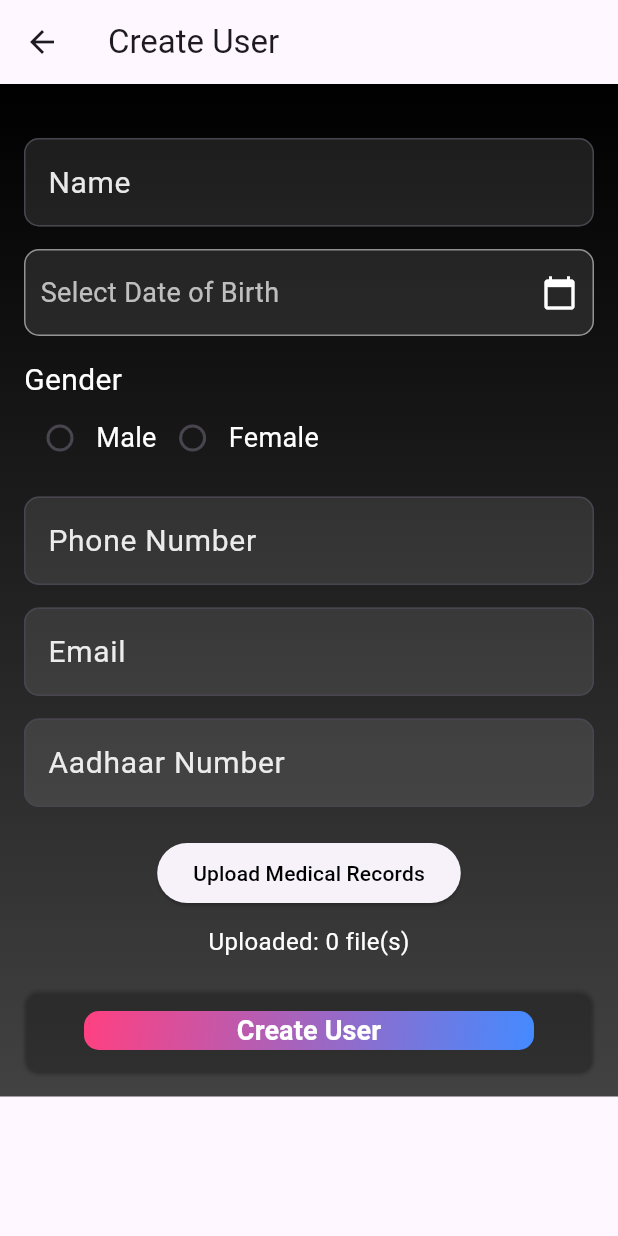
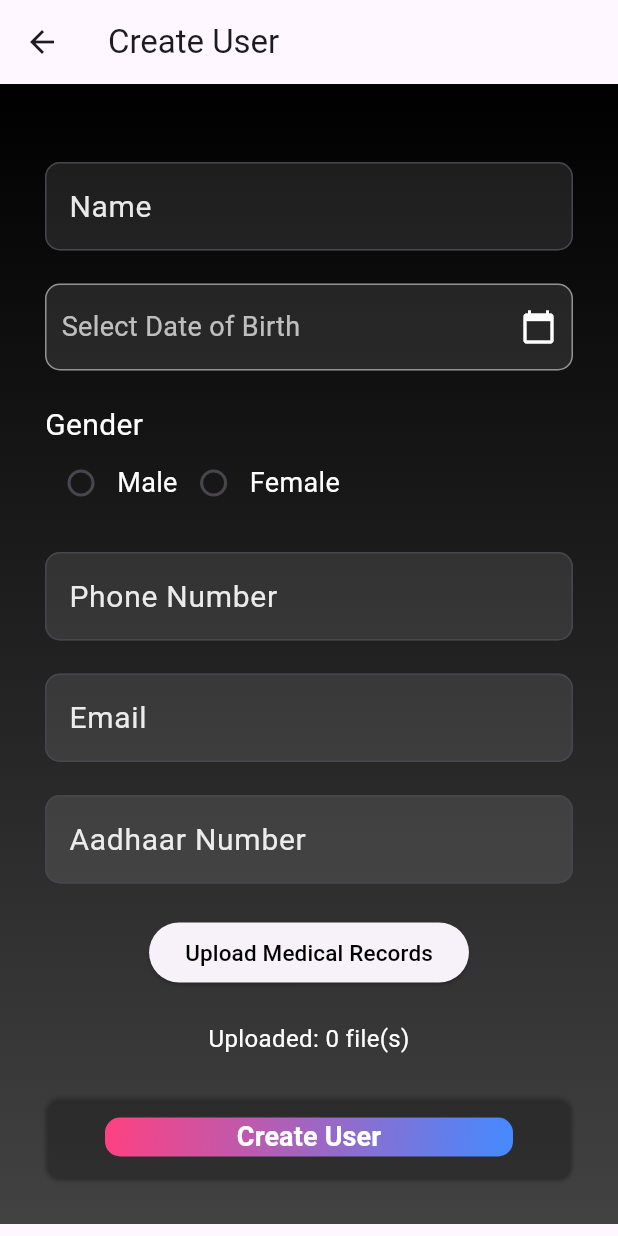
Before and after one commit to varshini2304/healthcare-data-management, a Flutter app: the CreateUser screen opened directly, on a phone screen of 412 x 824 dp. Run offline on Flutter 3.47's test engine with Material 3 defaults, Android fonts, the phone set to English and light mode, and no system bars; our stand-ins replace file_picker.

Commit message:
third commit

```diff
--- a/lib/main.dart
+++ b/lib/main.dart
@@ -673,7 +673,6 @@ class CreateUser extends StatefulWidget {
   @override
   CreateUserState createState() => CreateUserState();
 }
-
 class CreateUserState extends State<CreateUser> {
   final _nameController = TextEditingController();
   final _phoneController = TextEditingController();
@@ -704,7 +703,6 @@ class CreateUserState extends State<CreateUser> {
     }
   }
 
-  // Select Date of Birth using a calendar
   Future<void> _selectDate(BuildContext context) async {
     DateTime? pickedDate = await showDatePicker(
       context: context,
@@ -720,7 +718,6 @@ class CreateUserState extends State<CreateUser> {
     }
   }
 
-  // Create User and navigate to Profile Screen
   void _createUser() {
     // Collect form data and create the User object
     User newUser = User(
@@ -734,7 +731,6 @@ class CreateUserState extends State<CreateUser> {
       medicalRecords: _medicalRecords,
     );
 
-    // Navigate to ProfileScreen with the newUser object
     Navigator.pushReplacement(
       context,
       MaterialPageRoute(builder: (context) => ProfileScreen(user: newUser)),
@@ -746,7 +742,7 @@ class CreateUserState extends State<CreateUser> {
     return Scaffold(
       appBar: AppBar(title: const Text('Create User')),
       body: Container(
-        padding: const EdgeInsets.all(16.0),
+        padding: const EdgeInsets.all(30.0),
         decoration: BoxDecoration(
           gradient: LinearGradient(
             colors: [Colors.grey.shade800, Colors.black],
@@ -757,9 +753,9 @@ class CreateUserState extends State<CreateUser> {
         child: SingleChildScrollView(
           child: Column(
             children: [
-              const SizedBox(height: 20),
+              const SizedBox(height: 22),
               _buildTextField('Name', _nameController),
-              const SizedBox(height: 15),
+              const SizedBox(height: 22),
 
               // Date of Birth Selector
               GestureDetector(
@@ -786,7 +782,7 @@ class CreateUserState extends State<CreateUser> {
                   ),
                 ),
               ),
-              const SizedBox(height: 15),
+              const SizedBox(height: 22),
 
               // Gender Selector (Radio Buttons)
               Column(
@@ -830,28 +826,28 @@ class CreateUserState extends State<CreateUser> {
                   ),
                 ],
               ),
-              const SizedBox(height: 15),
+              const SizedBox(height: 22),
 
               _buildTextField('Phone Number', _phoneController, keyboardType: TextInputType.phone),
-              const SizedBox(height: 15),
+              const SizedBox(height: 22),
               _buildTextField('Email', _emailController, keyboardType: TextInputType.emailAddress),
-              const SizedBox(height: 15),
+              const SizedBox(height: 22),
               _buildTextField('Aadhaar Number', _aadharController, keyboardType: TextInputType.number),
-              const SizedBox(height: 20),
+              const SizedBox(height: 22),
 
               ElevatedButton(
                 onPressed: _pickDocuments,
                 child: const Text(
                   "Upload Medical Records",
-                  style: TextStyle(color: Colors.black),
+                  style: TextStyle(fontSize: 15,color: Colors.black),
                 ),
               ),
-              const SizedBox(height: 10),
+              const SizedBox(height: 22),
               Text(
                 'Uploaded: ${_medicalRecords.length} file(s)',
                 style: const TextStyle(fontSize: 16, color: Colors.white),
               ),
-              const SizedBox(height: 20),
+              const SizedBox(height: 26),
 
               ElevatedButton(
                 onPressed: _createUser,
@@ -912,6 +908,7 @@ class CreateUserState extends State<CreateUser> {
     );
   }
 }
+
 class ProfileScreen extends StatelessWidget {
   final User user;
   // hai
```
